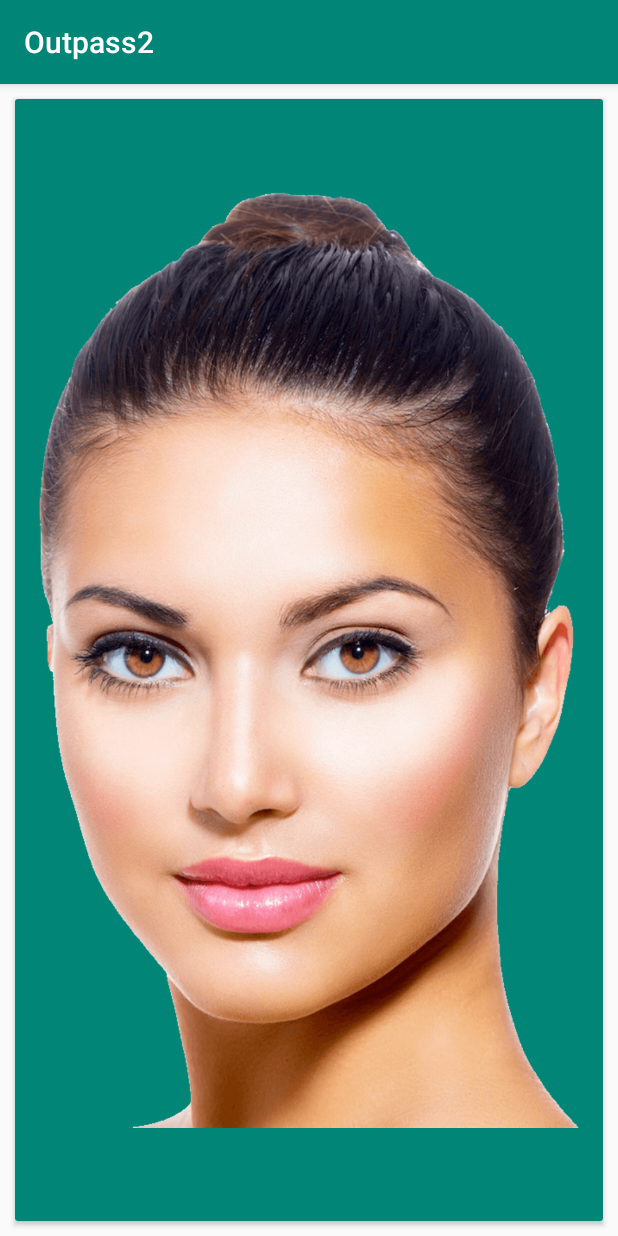
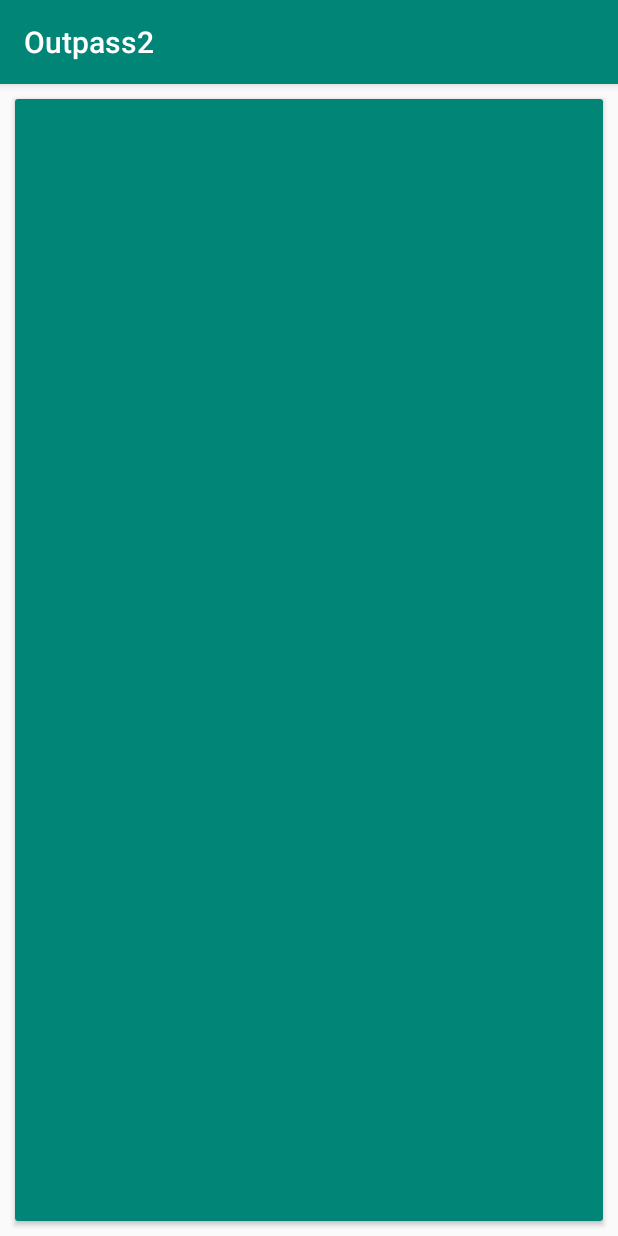
Before and after one commit to BabesGotByte/Outpass2, an Android app: the photo screen opened directly, with no data from a screen before it, on a phone screen of 412 x 824 dp. Run offline under Robolectric (Android 15) with nearby library versions, the light colour scheme and no system bars.

Commit message:
minor changes

```diff
--- a/app/src/main/java/com/example/outpass2/photo.java
+++ b/app/src/main/java/com/example/outpass2/photo.java
@@ -2,25 +2,30 @@ package com.example.outpass2;
 
 import android.content.Intent;
 import android.graphics.Bitmap;
+import android.os.CountDownTimer;
 import android.os.Environment;
 import android.provider.MediaStore;
 import android.support.annotation.Nullable;
 import android.support.v7.app.AppCompatActivity;
 import android.os.Bundle;
 import android.widget.ImageView;
+import android.widget.TextView;
 
 import java.io.File;
 import java.io.IOException;
 import java.text.SimpleDateFormat;
 import java.util.ArrayList;
 import java.util.Date;
+import java.util.Timer;
+import java.util.TimerTask;
 
 public class photo extends AppCompatActivity {
 
-    ArrayList<File> photos=new ArrayList<>();
+    ArrayList<Bitmap> photos=new ArrayList<>();
     File photoFile = null;
     String currentPhotoPath;
     ImageView i1;
+    TextView t1;
 
     private File createImageFile() throws IOException {
         // Create an image file name
@@ -38,33 +43,54 @@ public class photo extends AppCompatActivity {
         return image;
     }
 
-    @Override
-    protected void onCreate(Bundle savedInstanceState) {
-        super.onCreate(savedInstanceState);
-        setContentView(R.layout.activity_photo);
-
-        for(int i=0;i<3;i++){
+    private void func(){
+        int i;
+        for(i=0;i<3;i++){
             Intent intent = new Intent(MediaStore.ACTION_IMAGE_CAPTURE);
             startActivityForResult(intent, 0);
 
             if (intent.resolveActivity(getPackageManager()) != null) {
                 try {
                     photoFile = createImageFile();
-                    photos.add(photoFile);
 
+                    finish();
                 }
                 catch (IOException ex) {
-
                 }
             }
         }
+//        if(i==2) {
+//            startActivity(new Intent(photo.this, navbar.class));
+//        }
+    }
+
+    @Override
+    protected void onCreate(Bundle savedInstanceState) {
+        super.onCreate(savedInstanceState);
+        setContentView(R.layout.activity_photo);
+        func();
+        Timer t = new Timer();
+        t.schedule(new TimerTask() {
+            @Override
+            public void run() {
+                if(photos.size()==3){
+                    startActivity(new Intent(photo.this, navbar.class));
+                }
+            }
+        }, 5000);
 
 
-//        protected void onActivityResult(int requestCode, int resultCode, @Nullable Intent data){
-//            super.onActivityResult(requestCode, resultCode, data);
-//            Bitmap bitmap = (Bitmap) data.getExtras().get("data");
-//            //imageview.setImageBitmap(bitmap);
-//        }
+    }
 
+    @Override
+    protected void onActivityResult(int requestCode, int resultCode, @Nullable Intent data){
+        super.onActivityResult(requestCode, resultCode, data);
+
+        Bitmap bitmap = (Bitmap) data.getExtras().get("data");
+        photos.add(bitmap);
+        if(photos.size()==3){
+            startActivity(new Intent(photo.this, navbar.class));
+        }
+        //imageview.setImageBitmap(bitmap);
     }
 }
--- a/app/src/main/res/layout/activity_photo.xml
+++ b/app/src/main/res/layout/activity_photo.xml
@@ -14,6 +14,7 @@
         >
 
         <LinearLayout
+            android:id="@+id/lay1"
             android:layout_width="fill_parent"
             android:layout_height="fill_parent"
             android:background="@color/colorPrimary"
@@ -21,10 +22,19 @@
             android:orientation="vertical"
             android:padding="@dimen/activity_horizontal_margin">
 
-        <ImageView
-            android:layout_width="match_parent"
-            android:layout_height="match_parent"
-            android:src="@drawable/f"/>
+            <!--<ImageView-->
+                <!--android:id="@+id/imag"-->
+                <!--android:layout_width="255dp"-->
+                <!--android:layout_height="458dp"-->
+                <!--android:src="@drawable/f" />-->
+
+            <!--<TextView-->
+                <!--android:id="@+id/matter"-->
+                <!--android:layout_width="match_parent"-->
+                <!--android:layout_height="wrap_content"-->
+                <!--android:textSize="30dp"-->
+                <!--android:textAlignment="center"-->
+                <!--android:text="Click photos from Front" />-->
 
         </LinearLayout>
     </android.support.v7.widget.CardView>
```
